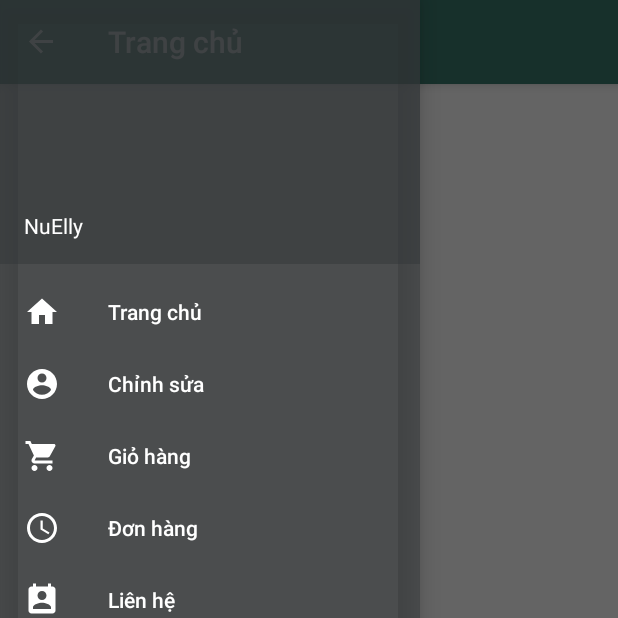
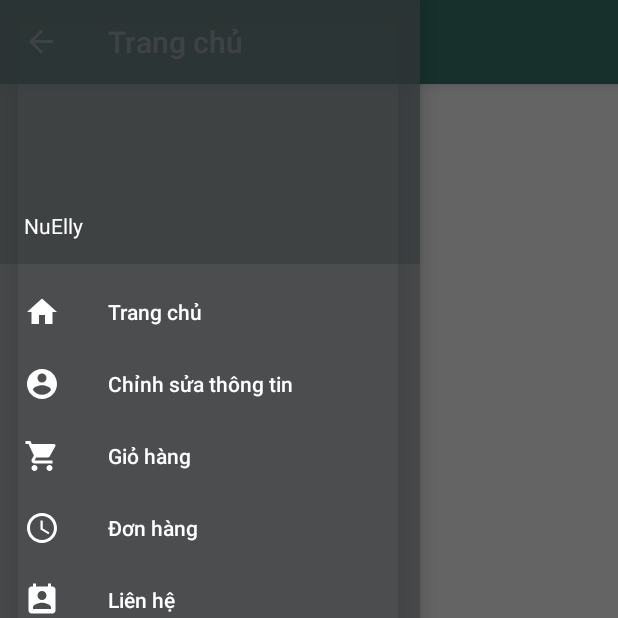
Before and after one commit to kahuustambou/GaoSach, an Android app: the Home screen opened directly, with no data from a screen before it, with the side drawer open, on a phone screen of 412 x 824 dp, the top half of it. Run offline under Robolectric (Android 15) with nearby library versions, the phone set to English and light mode, and no system bars; our stand-ins replace Firebase (no records; nobody signed in at launch, a user with empty details on screens opened directly), Picasso; libraries missing offline, so code that uses them is left out: io.paperdb; 2 statements that could not run were skipped.

Commit message:
Update activity_home_drawer.xml

```diff
--- a/app/src/main/res/menu/activity_home_drawer.xml
+++ b/app/src/main/res/menu/activity_home_drawer.xml
@@ -13,7 +13,7 @@
             android:id="@+id/nav_profile"
             android:icon="@drawable/ic_account_circle_black_24dp"
             android:iconTint="@color/white"
-            android:title="Chỉnh sửa" />
+            android:title="Chỉnh sửa thông tin" />
         <item
             android:id="@+id/nav_cart"
             android:icon="@drawable/ic_shopping_cart_black_24dp"
```
